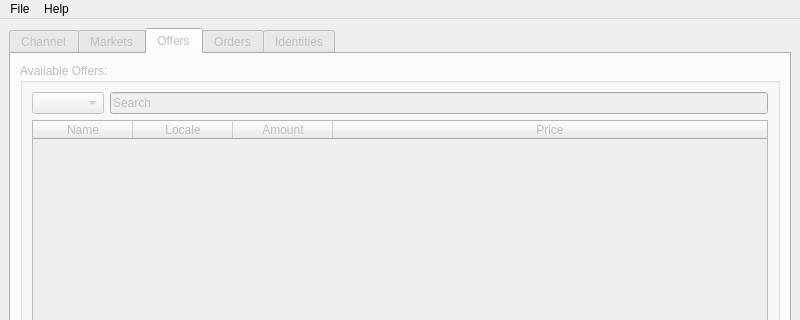
metamarcdw/metamarket, file qtui/metamarket_qt.ui: the form before one commit; both pictures show x 0 to 800 and y 0 to 320 of the 800 by 557 pixel window.
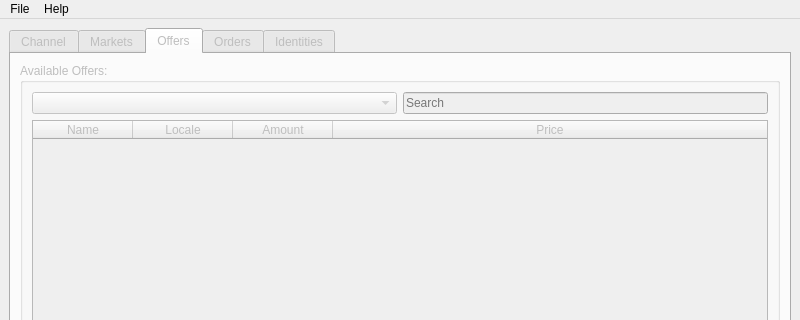
The form after the commit. The open tabs and pages were chosen to show the change.

Commit message: Fix market comboboxes and search lineedits

```diff
--- a/qtui/metamarket_qt.ui
+++ b/qtui/metamarket_qt.ui
@@ -193,11 +193,21 @@
              <item>
               <layout class="QHBoxLayout" name="horizontalLayout_6">
                <item>
-                <widget class="QComboBox" name="offerMktComboBox"/>
+                <widget class="QComboBox" name="offerMktComboBox">
+                 <property name="sizePolicy">
+                  <sizepolicy hsizetype="Expanding" vsizetype="Fixed">
+                   <horstretch>0</horstretch>
+                   <verstretch>0</verstretch>
+                  </sizepolicy>
+                 </property>
+                </widget>
                </item>
                <item>
                 <widget class="QLineEdit" name="offerSearchLineEdit">
                  <property name="text">
+                  <string/>
+                 </property>
+                 <property name="placeholderText">
                   <string>Search</string>
                  </property>
                 </widget>
```
Left out of the diff: 12 changed lines with no effect on the pictures. The commit also changes 2 other files.
